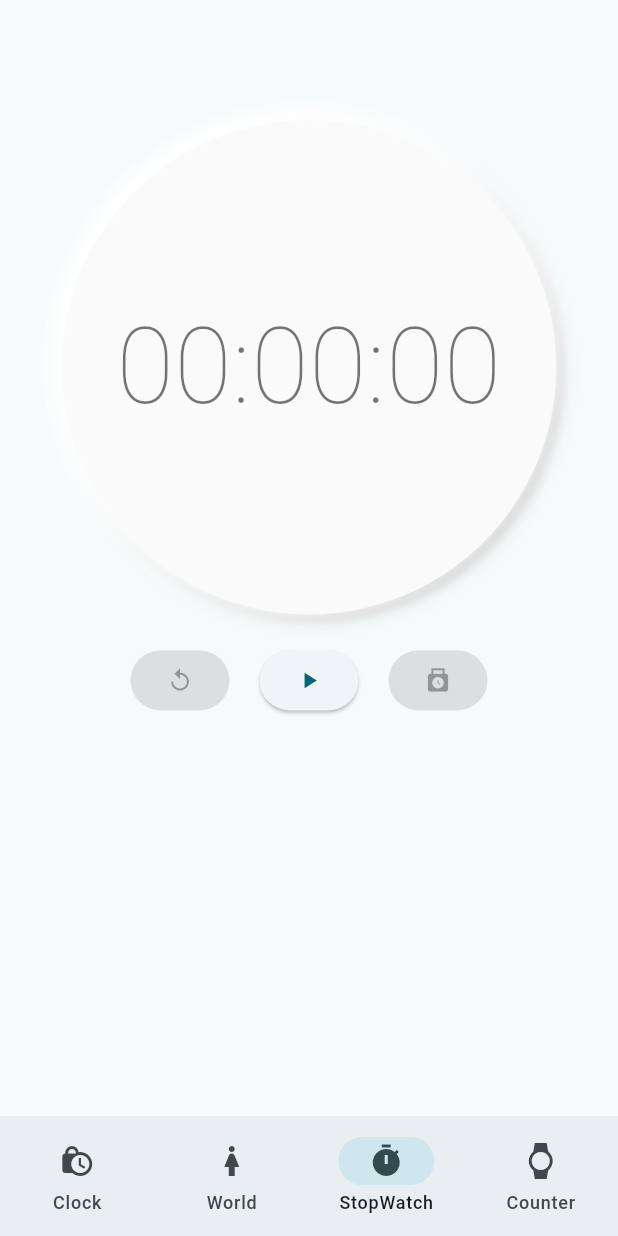
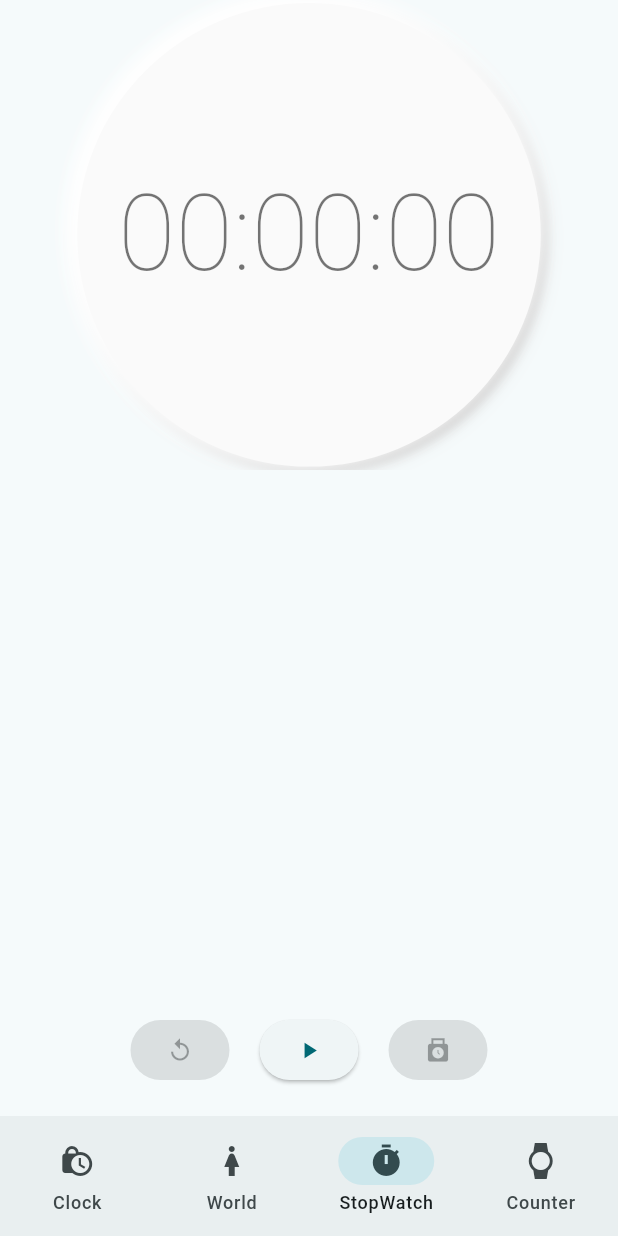
Before and after one commit to Anas-jed/flutter_clock, a Flutter app: the screen it shows after launch, item 3 of the bottom bar chosen, on a phone screen of 412 x 824 dp. Run offline on Flutter 3.47's test engine with Material 2 defaults, Android fonts, the phone set to English and light mode, and no system bars; missing offline and left inert: flutter_analog_clock; Roboto replaces fonts that are missing (Montserrat); project files that could hold a hidden picture were left out.

Commit message:
improved stopwatch

```diff
--- a/lib/views/stop_watch_view.dart
+++ b/lib/views/stop_watch_view.dart
@@ -65,31 +65,122 @@ class _StopWatchViewState extends State<StopWatchView> {
   @override
   Widget build(BuildContext context) {
     return Padding(
-      padding: const EdgeInsets.only(top: 80.0),
+      padding:
+          const EdgeInsets.only(top: 0, bottom: 20.0), // 80.0, bottom: 20.0),
       child: Column(
-        mainAxisAlignment: MainAxisAlignment.start,
         children: [
-          // Row(
-          //   mainAxisAlignment: MainAxisAlignment.center,
-          //   children: [
-          //     TimeCardWidget(digits: getHMS(HMSFlag: 0)),
-          //     const SizedBox(
-          //       width: 30,
-          //     ),
-          //     TimeCardWidget(digits: getHMS(HMSFlag: 1)),
-          //     const SizedBox(
-          //       width: 30,
-          //     ),
-          //     TimeCardWidget(digits: getHMS(HMSFlag: 2)),
-          //   ],
-          // ),
-          TimeCardWidget(
-            digits: '${getHMS(HMSFlag: 0, localD: duration)}:'
-                '${getHMS(HMSFlag: 1, localD: duration)}:${getHMS(HMSFlag: 2, localD: duration)}',
-            millisec: duration.inMilliseconds.toString(),
-          ),
-          const SizedBox(
-            height: 20,
+          Expanded(
+            child: CustomScrollView(
+              slivers: [
+                SliverAppBar(
+                  centerTitle: true,
+                  // snap: true,
+                  // floating: true,
+                  title: TimeCardWidget(
+                    digits: '${getHMS(HMSFlag: 0, localD: duration)}:'
+                        '${getHMS(HMSFlag: 1, localD: duration)}:${getHMS(HMSFlag: 2, localD: duration)}',
+                    millisec: duration.inMilliseconds.toString(),
+                  ),
+                  toolbarHeight: MediaQuery.of(context).size.height * 0.38,
+                ),
+                // const SliverAppBar(
+                //   centerTitle: true,
+                //   title: Text('Some Vlue'),
+                //   pinned: true,
+                //   surfaceTintColor: Colors.white,
+                //   elevation: 0.0,
+                //   primary: true,
+                // ),
+                SliverToBoxAdapter(
+                  child: ShaderMask(
+                    blendMode: BlendMode.dstOut,
+                    shaderCallback: (Rect bounds) {
+                      return LinearGradient(
+                          colors: <Color>[
+                            Colors.transparent,
+                            Colors.white.withOpacity(0.8)
+                          ],
+                          begin: Alignment.topCenter,
+                          end: Alignment.bottomCenter,
+                          stops: const [0.7, 1.0]).createShader(bounds);
+                    },
+                    child: ListView.separated(
+                        itemCount: lapDurationList.length,
+                        separatorBuilder: (context, index) => const SizedBox(
+                              height: 20.0,
+                            ),
+                        shrinkWrap: true,
+                        physics: const BouncingScrollPhysics(),
+                        // reverse: true,
+                        padding: const EdgeInsets.symmetric(
+                            horizontal: 30.0, vertical: 30.0),
+                        itemBuilder: (context, index) => Container(
+                              padding: const EdgeInsets.all(8),
+                              decoration: BoxDecoration(
+                                  borderRadius: BorderRadius.circular(10.0),
+                                  // color:
+                                  //     Theme.of(context).primaryColor.withOpacity(0.1),
+                                  boxShadow: [
+                                    BoxShadow(
+                                        color: Colors.grey.shade300,
+                                        spreadRadius: 1.0,
+                                        blurRadius: 0,
+                                        offset: const Offset(1.0, 1.0)),
+                                    BoxShadow(
+                                        color: Colors.grey.shade400,
+                                        spreadRadius: 1.0,
+                                        blurRadius: 0,
+                                        offset: const Offset(1.0, 1.0)),
+                                    const BoxShadow(
+                                        color: Colors.white,
+                                        spreadRadius: 3.0,
+                                        blurRadius: 1,
+                                        offset: Offset(-3.0, -3.0)),
+                                    const BoxShadow(
+                                        color: Colors.white,
+                                        spreadRadius: 3.0,
+                                        blurRadius: 1,
+                                        offset: Offset(-3.0, -3.0))
+                                  ]),
+                              child: Row(
+                                mainAxisAlignment:
+                                    MainAxisAlignment.spaceBetween,
+                                children: [
+                                  Text(
+                                    '${lapDurationList.length - index}',
+                                    style: const TextStyle(
+                                        fontFamily: 'Montserrat',
+                                        fontSize: 20.0,
+                                        fontWeight: FontWeight.w400),
+                                  ),
+                                  Text(
+                                    '${getHMS(
+                                      HMSFlag: 0,
+                                      localD: lapDurationList[
+                                          (lapDurationList.length - index) - 1],
+                                    )}'
+                                    ':${getHMS(
+                                      HMSFlag: 1,
+                                      localD: lapDurationList[
+                                          (lapDurationList.length - index) - 1],
+                                    )}'
+                                    ':${getHMS(
+                                      HMSFlag: 2,
+                                      localD: lapDurationList[
+                                          (lapDurationList.length - index) - 1],
+                                    )}',
+                                    style: const TextStyle(
+                                        fontFamily: 'Montserrat',
+                                        fontSize: 20.0,
+                                        fontWeight: FontWeight.w300),
+                                  ),
+                                ],
+                              ),
+                            )),
+                  ),
+                ),
+              ],
+            ),
           ),
           Row(
             mainAxisAlignment: MainAxisAlignment.center,
@@ -127,80 +218,20 @@ class _StopWatchViewState extends State<StopWatchView> {
                   child: const Icon(Icons.punch_clock)),
             ],
           ),
-          Expanded(
-            child: ListView.separated(
-                itemCount: lapDurationList.length,
-                separatorBuilder: (context, index) => const SizedBox(
-                      height: 20.0,
-                    ),
-                shrinkWrap: true,
-                // physics: const NeverScrollableScrollPhysics(),
-                // reverse: true,
-                padding: const EdgeInsets.symmetric(
-                    horizontal: 30.0, vertical: 30.0),
-                itemBuilder: (context, index) => Container(
-                      padding: const EdgeInsets.all(8),
-                      decoration: BoxDecoration(
-                          borderRadius: BorderRadius.circular(10.0),
-                          boxShadow: [
-                            BoxShadow(
-                                color: Colors.grey.shade300,
-                                spreadRadius: 1.0,
-                                blurRadius: 0,
-                                offset: const Offset(1.0, 1.0)),
-                            BoxShadow(
-                                color: Colors.grey.shade400,
-                                spreadRadius: 1.0,
-                                blurRadius: 0,
-                                offset: const Offset(1.0, 1.0)),
-                            const BoxShadow(
-                                color: Colors.white,
-                                spreadRadius: 3.0,
-                                blurRadius: 1,
-                                offset: Offset(-3.0, -3.0)),
-                            const BoxShadow(
-                                color: Colors.white,
-                                spreadRadius: 3.0,
-                                blurRadius: 1,
-                                offset: Offset(-3.0, -3.0))
-                          ]),
-                      child: Row(
-                        mainAxisAlignment: MainAxisAlignment.spaceBetween,
-                        children: [
-                          Text(
-                            '${lapDurationList.length - index}',
-                            style: const TextStyle(
-                                fontFamily: 'Montserrat',
-                                fontSize: 20.0,
-                                fontWeight: FontWeight.w400),
-                          ),
-                          Text(
-                            '${getHMS(
-                              HMSFlag: 0,
-                              localD: lapDurationList[
-                                  (lapDurationList.length - index) - 1],
-                            )}'
-                            ':${getHMS(
-                              HMSFlag: 1,
-                              localD: lapDurationList[
-                                  (lapDurationList.length - index) - 1],
-                            )}'
-                            ':${getHMS(
-                              HMSFlag: 2,
-                              localD: lapDurationList[
-                                  (lapDurationList.length - index) - 1],
-                            )}',
-                            style: const TextStyle(
-                                fontFamily: 'Montserrat',
-                                fontSize: 20.0,
-                                fontWeight: FontWeight.w300),
-                          ),
-                        ],
-                      ),
-                    )),
-          ),
         ],
       ),
     );
   }
 }
+
+class MyText extends StatelessWidget implements PreferredSizeWidget {
+  const MyText({super.key});
+
+  @override
+  Widget build(BuildContext context) {
+    return Text('Some Value');
+  }
+
+  @override
+  Size get preferredSize => const Size(double.infinity, 30);
+}
--- a/lib/views/widgets/custom_neuro_button.dart
+++ b/lib/views/widgets/custom_neuro_button.dart
@@ -9,7 +9,7 @@ class CustomNeuroButton extends StatelessWidget {
 
     return Container(
       alignment: Alignment.center,
-      decoration: BoxDecoration(
+      decoration: const BoxDecoration(
 
       ),
       child: content,
--- a/lib/views/widgets/time_card_widget.dart
+++ b/lib/views/widgets/time_card_widget.dart
@@ -8,8 +8,8 @@ class TimeCardWidget extends StatelessWidget {
   @override
   Widget build(BuildContext context) {
     return Container(
-      height: MediaQuery.of(context).size.width * 0.8,
-      width: MediaQuery.of(context).size.width * 0.8,
+      height: MediaQuery.of(context).size.width * 0.75,
+      width: MediaQuery.of(context).size.width * 0.75,
       alignment: Alignment.center,
       decoration: BoxDecoration(
           // color: Colors.black,
```
